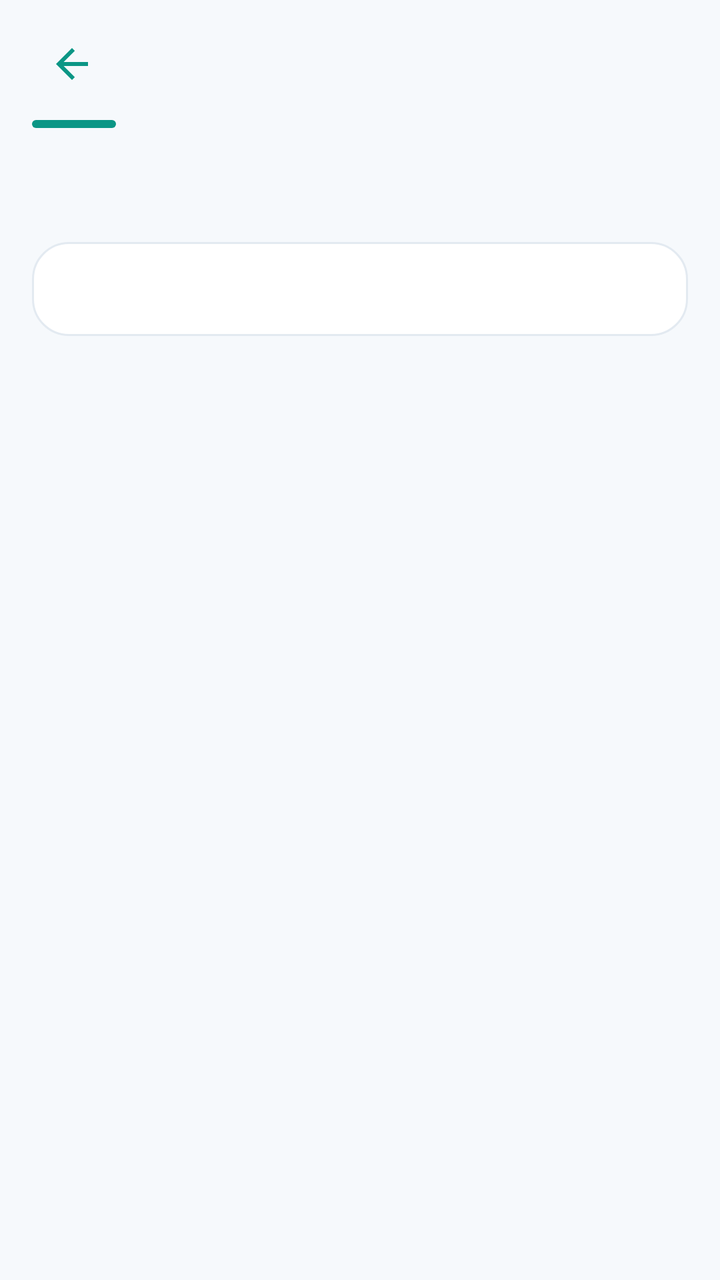
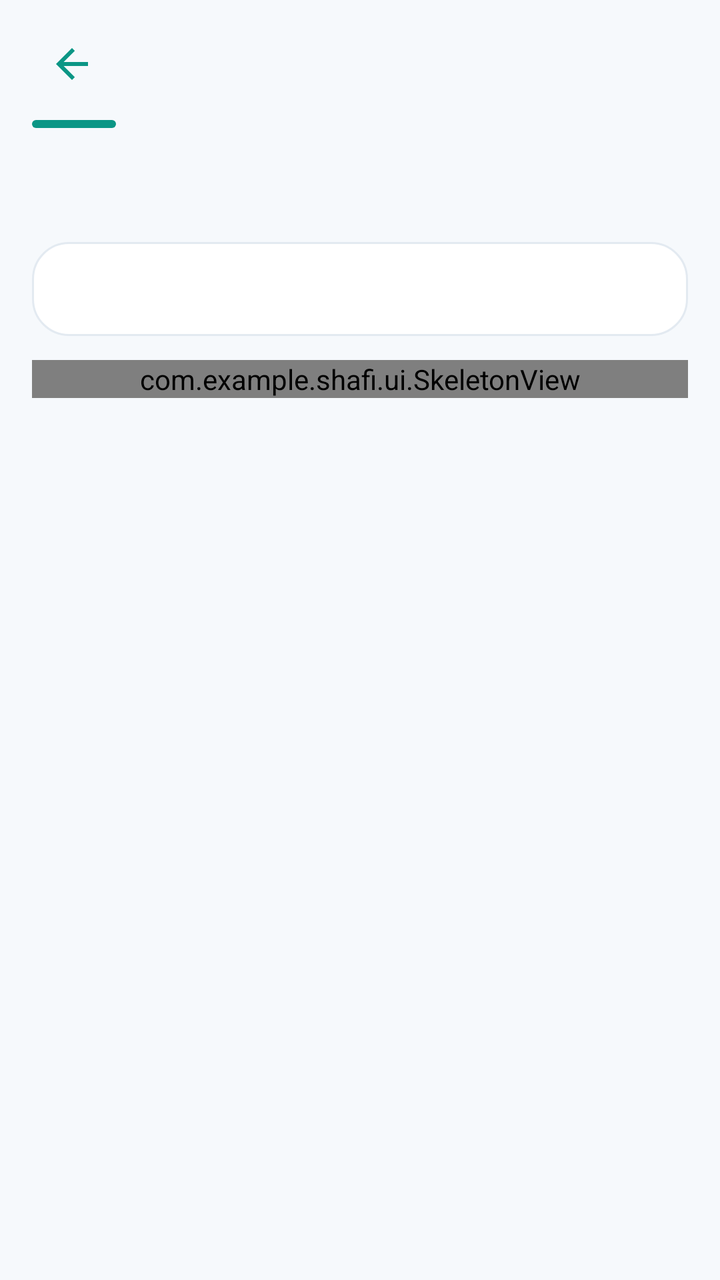

Screens rendered from an Android XML layout before and after an edit, with the pre-edit source and the edit as a unified diff.
<!-- AndroidManifest.xml: application theme Theme.Shafi -->
<!-- res/layout/activity_list.xml -->
<?xml version="1.0" encoding="utf-8"?>
<LinearLayout xmlns:android="http://schemas.android.com/apk/res/android"
    android:id="@+id/main"
    android:layout_width="match_parent"
    android:layout_height="match_parent"
    android:background="@color/page"
    android:orientation="vertical"
    android:paddingStart="16dp"
    android:paddingTop="12dp"
    android:paddingEnd="16dp"
    android:paddingBottom="12dp">

    <ImageView
        android:id="@+id/btn_back"
        android:layout_width="40dp"
        android:layout_height="40dp"
        android:background="?attr/selectableItemBackgroundBorderless"
        android:contentDescription="Back"
        android:padding="8dp"
        android:src="@drawable/ic_back" />

    <View
        android:layout_width="42dp"
        android:layout_height="4dp"
        android:layout_marginTop="8dp"
        android:background="@drawable/bg_accent_bar" />

    <TextView
        android:id="@+id/tv_title"
        android:layout_width="match_parent"
        android:layout_height="wrap_content"
        android:layout_marginTop="10dp"
        android:fontFamily="sans-serif-medium"
        android:textColor="@color/text_primary"
        android:textSize="26sp" />

    <TextView
        android:id="@+id/tv_summary"
        android:layout_width="match_parent"
        android:layout_height="wrap_content"
        android:layout_marginTop="12dp"
        android:background="@drawable/bg_card"
        android:lineSpacingExtra="3dp"
        android:padding="14dp"
        android:textColor="@color/text_secondary"
        android:textSize="14sp" />

    <com.google.android.material.button.MaterialButton
        android:id="@+id/btn_action"
        style="@style/Widget.Shafi.Button"
        android:layout_width="wrap_content"
        android:layout_height="wrap_content"
        android:layout_marginTop="12dp"
        android:text="Action"
        android:visibility="gone" />

    <FrameLayout
        android:layout_width="match_parent"
        android:layout_height="0dp"
        android:layout_marginTop="12dp"
        android:layout_weight="1">

        <androidx.recyclerview.widget.RecyclerView
            android:id="@+id/rv_items"
            android:layout_width="match_parent"
            android:layout_height="match_parent"
            android:clipToPadding="false"
            android:paddingBottom="8dp" />

        <TextView
            android:id="@+id/tv_state"
            android:layout_width="match_parent"
            android:layout_height="wrap_content"
            android:layout_gravity="center"
            android:background="@drawable/bg_card"
            android:gravity="center"
            android:lineSpacingExtra="3dp"
            android:padding="20dp"
            android:textColor="@color/text_secondary"
            android:visibility="gone" />

        <ProgressBar
            android:id="@+id/progress"
            android:layout_width="wrap_content"
            android:layout_height="wrap_content"
            android:layout_gravity="center" />
    </FrameLayout>
</LinearLayout>
<!-- resources referenced by this layout -->
<resources>
  <color name="page">#F6F9FC</color>
  <color name="text_primary">#14243A</color>
  <color name="text_secondary">#65758B</color>
  <!-- drawable bg_accent_bar (drawable) -->
  <?xml version="1.0" encoding="utf-8"?>
  <shape xmlns:android="http://schemas.android.com/apk/res/android" android:shape="rectangle">
      <solid android:color="@color/emerald" />
      <corners android:radius="4dp" />
  </shape>
  <!-- drawable bg_card (drawable) -->
  <?xml version="1.0" encoding="utf-8"?>
  <shape xmlns:android="http://schemas.android.com/apk/res/android" android:shape="rectangle">
      <solid android:color="@color/white" />
      <stroke android:width="1dp" android:color="@color/line" />
      <corners android:radius="18dp" />
  </shape>
  <!-- drawable ic_back (drawable) -->
  <?xml version="1.0" encoding="utf-8"?>
  <vector xmlns:android="http://schemas.android.com/apk/res/android"
      android:width="24dp"
      android:height="24dp"
      android:viewportWidth="24"
      android:viewportHeight="24">
      <path
          android:fillColor="@color/theme"
          android:pathData="M20,11H7.83l5.59,-5.59L12,4l-8,8 8,8 1.41,-1.41L7.83,13H20v-2z" />
  </vector>
  <style name="Widget.Shafi.Button" parent="Widget.MaterialComponents.Button">
          <item name="cornerRadius">14dp</item>
          <item name="android:textAllCaps">false</item>
          <item name="android:fontFamily">sans-serif-medium</item>
          <item name="android:letterSpacing">0</item>
          <item name="android:textSize">15sp</item>
          <item name="android:minHeight">50dp</item>
          <item name="android:insetTop">0dp</item>
          <item name="android:insetBottom">0dp</item>
          <item name="backgroundTint">@color/navy_action</item>
      </style>
  <style name="Theme.Shafi" parent="Theme.MaterialComponents.Light.NoActionBar">
          <item name="colorPrimary">@color/theme</item>
          <item name="colorPrimaryVariant">@color/theme</item>
          <item name="colorOnPrimary">@color/white</item>
          <item name="colorSecondary">@color/theme</item>
          <item name="colorSecondaryVariant">@color/theme</item>
          <item name="colorOnSecondary">@color/white</item>
          <item name="android:statusBarColor">@color/white</item>
          <item name="android:navigationBarColor">@color/white</item>
          <item name="android:windowLightNavigationBar">true</item>
          <item name="android:windowBackground">@color/page</item>
          <item name="android:windowLightStatusBar">true</item>
          <item name="textInputStyle">@style/Widget.Shafi.TextInput</item>
          <item name="colorControlHighlight">#33243F91</item>
      </style>
  <color name="emerald">#0B9685</color>
  <color name="white">#FFFFFFFF</color>
  <color name="line">#E3EAF1</color>
  <color name="theme">#0B9685</color>
  <color name="navy_action">#243F91</color>
  <color name="text_muted">#94A3B8</color>
  <color name="error">#F04444</color>
  <style name="Text.Shafi.FieldHint" parent="TextAppearance.MaterialComponents.Caption">
          <item name="android:textSize">13sp</item>
          <item name="android:fontFamily">sans-serif-medium</item>
      </style>
  <!-- unchanged entries left out for length: 1 -->
</resources>

<!-- the commit's change to res/layout/activity_list.xml (unified diff, before → after) -->
@@ -79,10 +79,10 @@
             android:textColor="@color/text_secondary"
             android:visibility="gone" />
 
-        <ProgressBar
+        <com.example.shafi.ui.SkeletonView
             android:id="@+id/progress"
-            android:layout_width="wrap_content"
+            android:layout_width="match_parent"
             android:layout_height="wrap_content"
-            android:layout_gravity="center" />
+            android:layout_gravity="top" />
     </FrameLayout>
 </LinearLayout>
<!-- resource entries referenced after the edit -->
@@ -36,7 +36,10 @@
           <item name="android:minHeight">50dp</item>
           <item name="android:insetTop">0dp</item>
           <item name="android:insetBottom">0dp</item>
-          <item name="backgroundTint">@color/navy_action</item>
+          <item name="android:textColor">@color/button_text</item>
+          <item name="backgroundTint">@color/button_fill</item>
+          <item name="rippleColor">#66FFFFFF</item>
+          <item name="iconTint">@color/button_text</item>
       </style>
   <style name="Theme.Shafi" parent="Theme.MaterialComponents.Light.NoActionBar">
           <item name="colorPrimary">@color/theme</item>
@@ -57,7 +60,6 @@
   <color name="white">#FFFFFFFF</color>
   <color name="line">#E3EAF1</color>
   <color name="theme">#0B9685</color>
-  <color name="navy_action">#243F91</color>
   <color name="text_muted">#94A3B8</color>
   <color name="error">#F04444</color>
   <style name="Text.Shafi.FieldHint" parent="TextAppearance.MaterialComponents.Caption">
